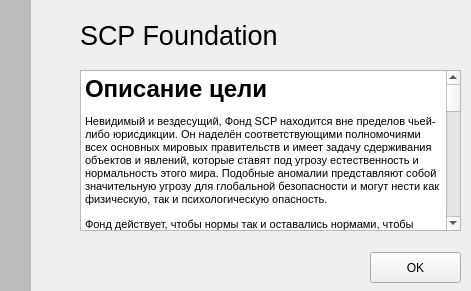
The window that qtscp/aboutscp/aboutscp.ui (jDan735/qtscp) describes before a commit, drawn with Qt 5.
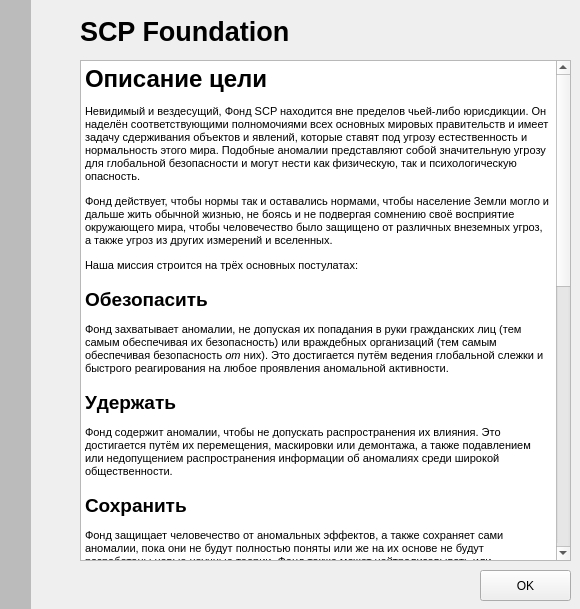
The same window after the commit. Icons and pictures are not drawn.

What changed in the file:
```diff
--- a/qtscp/aboutscp/aboutscp.ui
+++ b/qtscp/aboutscp/aboutscp.ui
@@ -9,8 +9,8 @@
    <rect>
     <x>0</x>
     <y>0</y>
-    <width>471</width>
-    <height>291</height>
+    <width>580</width>
+    <height>609</height>
    </rect>
   </property>
   <property name="sizePolicy">
@@ -27,8 +27,8 @@
   </property>
   <property name="maximumSize">
    <size>
-    <width>489</width>
-    <height>430</height>
+    <width>1000</width>
+    <height>1000</height>
    </size>
   </property>
   <property name="baseSize">
@@ -68,7 +68,7 @@
      <x>0</x>
      <y>0</y>
      <width>31</width>
-     <height>311</height>
+     <height>611</height>
     </rect>
    </property>
    <property name="styleSheet">
@@ -95,7 +95,7 @@
    <property name="geometry">
     <rect>
      <x>80</x>
-     <y>20</y>
+     <y>16</y>
      <width>211</width>
      <height>31</height>
     </rect>
@@ -108,16 +108,16 @@
     </font>
    </property>
    <property name="text">
-    <string>&lt;html&gt;&lt;head/&gt;&lt;body&gt;&lt;p&gt;SCP Foundation&lt;/p&gt;&lt;/body&gt;&lt;/html&gt;</string>
+    <string>&lt;html&gt;&lt;head/&gt;&lt;body&gt;&lt;p style=&quot;font-weight: 500;&quot;&gt;SCP Foundation&lt;/p&gt;&lt;/body&gt;&lt;/html&gt;</string>
    </property>
   </widget>
   <widget class="QTextBrowser" name="textBrowser">
    <property name="geometry">
     <rect>
      <x>80</x>
-     <y>70</y>
-     <width>381</width>
-     <height>161</height>
+     <y>60</y>
+     <width>491</width>
+     <height>501</height>
     </rect>
    </property>
    <property name="focusPolicy">
@@ -155,8 +155,8 @@
   <widget class="QPushButton" name="pushButton">
    <property name="geometry">
     <rect>
-     <x>370</x>
-     <y>252</y>
+     <x>480</x>
+     <y>570</y>
      <width>91</width>
      <height>31</height>
     </rect>
```
Left out of the diff: 2 changed lines with no effect on the pictures.
